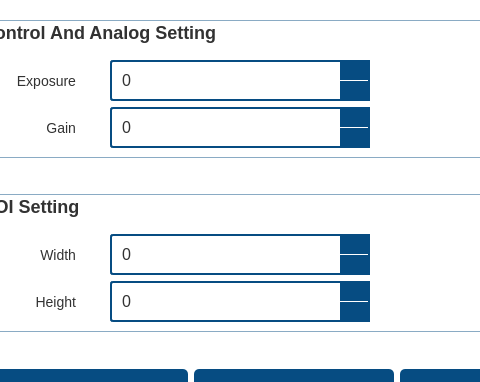
DORSA-co/Paticle_Size_Analyser, file main_UI.ui: the form before one commit; both pictures show x 198 to 678 and y 343 to 725 of the 1337 by 878 pixel window.
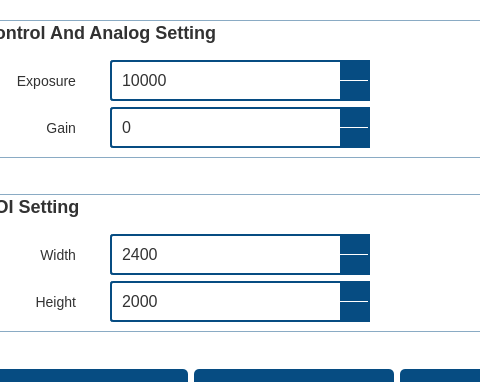
The form after the commit. The open tabs and pages were chosen to show the change. Icons and pictures are not drawn.

```diff
--- a/main_UI.ui
+++ b/main_UI.ui
@@ -2688,7 +2688,14 @@
                       </widget>
                      </item>
                      <item row="0" column="2">
-                      <widget class="QSpinBox" name="settingpage_camera_exposure_spinbox"/>
+                      <widget class="QSpinBox" name="settingpage_camera_exposure_spinbox">
+                       <property name="maximum">
+                        <number>20000</number>
+                       </property>
+                       <property name="value">
+                        <number>10000</number>
+                       </property>
+                      </widget>
                      </item>
                      <item row="0" column="3">
                       <spacer name="horizontalSpacer_13">
@@ -2762,10 +2769,27 @@
                       </widget>
                      </item>
                      <item row="1" column="2">
-                      <widget class="QSpinBox" name="settingpage_camera_height_spinbox"/>
+                      <widget class="QSpinBox" name="settingpage_camera_height_spinbox">
+                       <property name="maximum">
+                        <number>5000</number>
+                       </property>
+                       <property name="value">
+                        <number>2000</number>
+                       </property>
+                      </widget>
                      </item>
                      <item row="0" column="2">
-                      <widget class="QSpinBox" name="settingpage_camera_width_spinbox"/>
+                      <widget class="QSpinBox" name="settingpage_camera_width_spinbox">
+                       <property name="maximum">
+                        <number>5000</number>
+                       </property>
+                       <property name="singleStep">
+                        <number>10</number>
+                       </property>
+                       <property name="value">
+                        <number>2400</number>
+                       </property>
+                      </widget>
                      </item>
                      <item row="0" column="3">
                       <spacer name="horizontalSpacer_14">
```
Left out of the diff: 24 changed lines with no effect on the pictures.
